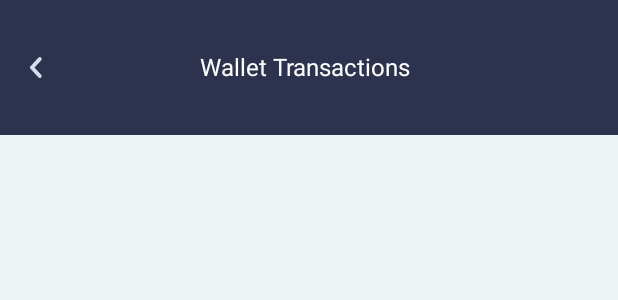
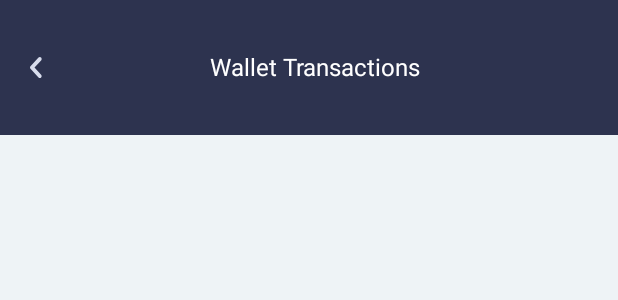
Before and after one commit to abdulmoeed11/ComposePlusPoint, an Android app built with Jetpack Compose: the @Preview function NfcScreenPreview, on a phone screen of 412 x 824 dp. Shown: the top 300 px of the screen. Run offline under Robolectric (Android 15) with nearby library versions, the phone set to English and light mode, and no system bars.

Commit message:
[0.0.0] continuing on Nfc screen

```diff
--- a/app/src/main/java/com/mqasoft/composepluspoint/presentation/screens/NfcScreen.kt
+++ b/app/src/main/java/com/mqasoft/composepluspoint/presentation/screens/NfcScreen.kt
@@ -56,7 +56,7 @@ fun NfcScreen(modifier: Modifier = Modifier) {
                         modifier = Modifier.padding(),
                         text = "Wallet Transactions",
                     )
-                    Text(text = "          ")
+                    Text(text = "", modifier = Modifier.padding(end = 20.dp))
                 }
             }
         }
```
